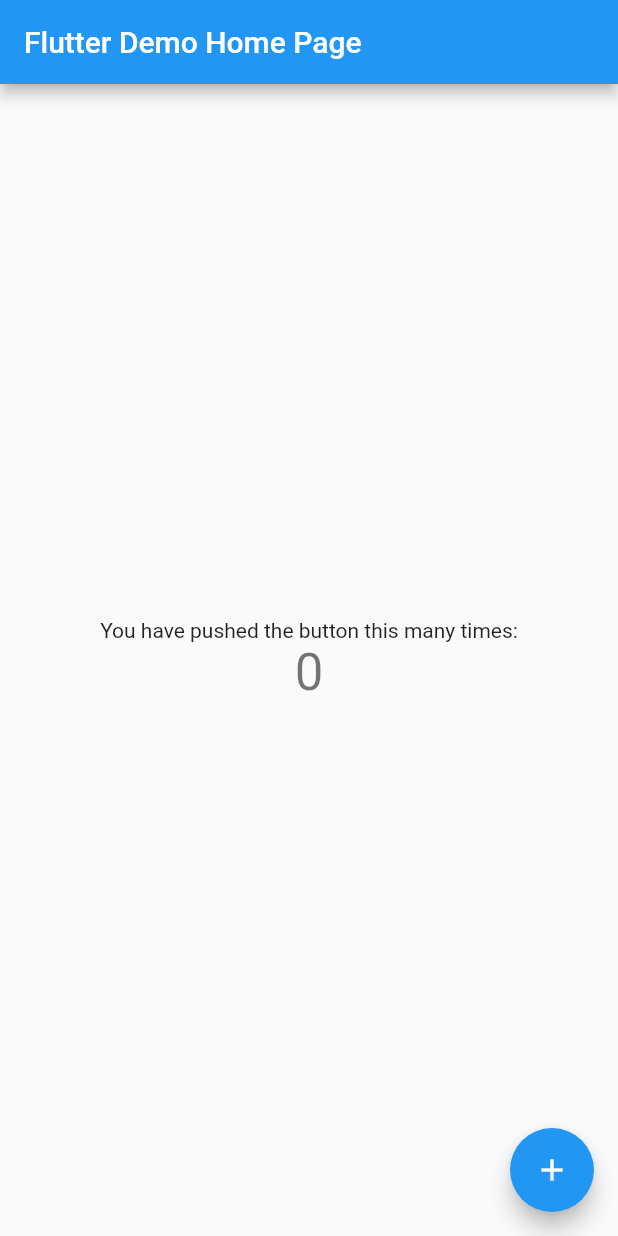
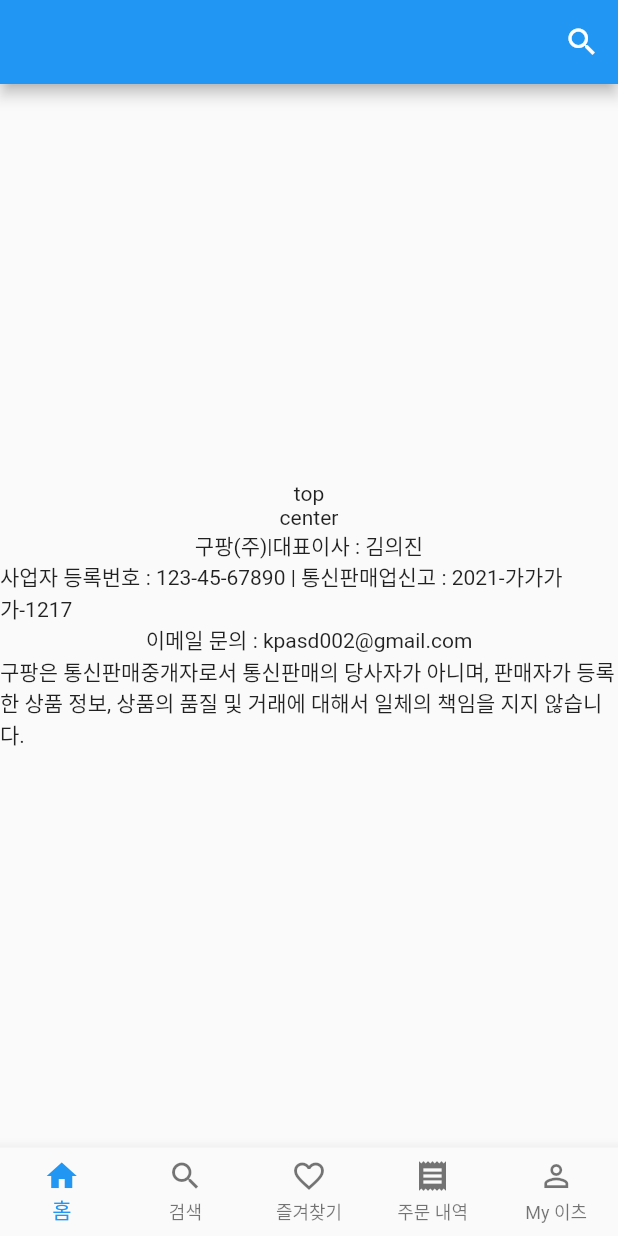
Before and after one commit to Jin-dev92/flutter-coupangEatsClone, a Flutter app: the screen it shows after launch, on a phone screen of 412 x 824 dp. Run offline on Flutter 3.47's test engine with Material 2 defaults, Android fonts, the phone set to English and light mode, and no system bars.

Commit message:
add page (home.dart , favorite.dart , orderHistory.dart,  profile.dart, search.dart) & page Routing

```diff
--- a/lib/main.dart
+++ b/lib/main.dart
@@ -1,46 +1,55 @@
+import 'dart:developer';
 import 'package:flutter/material.dart';
+/*
+*   pages
+* */
+import 'package:coupangeats_clone/page/favorite.dart';
+import 'package:coupangeats_clone/page/home.dart';
+import 'package:coupangeats_clone/page/orderHistory.dart';
+import 'package:coupangeats_clone/page/profile.dart';
+import 'package:coupangeats_clone/page/search.dart';
 
 void main() {
   runApp(const MyApp());
 }
 
+const buttonNavigatorList = <BottomNavigationBarItem>[
+  BottomNavigationBarItem(icon: Icon(Icons.home), label: "홈",),
+  BottomNavigationBarItem(icon: Icon(Icons.search), label: "검색",),
+  BottomNavigationBarItem(icon: Icon(Icons.favorite_border), label: "즐겨찾기",),
+  BottomNavigationBarItem(icon: Icon(Icons.receipt), label: "주문 내역",),
+  BottomNavigationBarItem(icon: Icon(Icons.person_outline), label: "My 이츠",),
+];
+const pages = [
+  Home(),
+  Search(),
+  Favorite(),
+  OrderHistory(),
+  Profile(),
+];
+
 class MyApp extends StatelessWidget {
   const MyApp({Key? key}) : super(key: key);
-
-  // This widget is the root of your application.
+  // log('key:$key')
   @override
   Widget build(BuildContext context) {
     return MaterialApp(
-      title: 'Flutter Demo',
+      title: '쿠팡이츠 클론 앱',
       theme: ThemeData(
-        // This is the theme of your application.
-        //
-        // Try running your application with "flutter run". You'll see the
-        // application has a blue toolbar. Then, without quitting the app, try
-        // changing the primarySwatch below to Colors.green and then invoke
-        // "hot reload" (press "r" in the console where you ran "flutter run",
-        // or simply save your changes to "hot reload" in a Flutter IDE).
-        // Notice that the counter didn't reset back to zero; the application
-        // is not restarted.
         primarySwatch: Colors.blue,
       ),
-      home: const MyHomePage(title: 'Flutter Demo Home Page'),
+      debugShowCheckedModeBanner: false,
+      home: const MyHomePage(title: '쿠팡이츠 클론 앱'),
+/*      routes: {
+        '/search': (context) => const Search(),
+
+      },*/
     );
   }
 }
 
 class MyHomePage extends StatefulWidget {
   const MyHomePage({Key? key, required this.title}) : super(key: key);
-
-  // This widget is the home page of your application. It is stateful, meaning
-  // that it has a State object (defined below) that contains fields that affect
-  // how it looks.
-
-  // This class is the configuration for the state. It holds the values (in this
-  // case the title) provided by the parent (in this case the App widget) and
-  // used by the build method of the State. Fields in a Widget subclass are
-  // always marked "final".
-
   final String title;
 
   @override
@@ -48,68 +57,50 @@
 }
 
 class _MyHomePageState extends State<MyHomePage> {
-  int _counter = 0;
+  var _currentIndex = 0;
 
-  void _incrementCounter() {
-    setState(() {
-      // This call to setState tells the Flutter framework that something has
-      // changed in this State, which causes it to rerun the build method below
-      // so that the display can reflect the updated values. If we changed
-      // _counter without calling setState(), then the build method would not be
-      // called again, and so nothing would appear to happen.
-      _counter++;
-    });
+  @override
+  void initState() {
+    super.initState();
+    log("MyHomePage initState");
+    // 복잡한 로직이나 네트워크 요청은 여기서 수행하여야함.
+  }
+
+  @override
+  void dispose() {
+    super.dispose();
+    log("MyHomePage dispose");
+  }
+
+  void _iconBtnOnPressHandler() {
+    log("NavigatorPush to Search");
+    Navigator.push(
+        context, MaterialPageRoute(builder: (context) => const Search()));
+    // final result = await Navigator.pushNamed(context, "/search"); url을 통한 라우팅 방식
   }
 
   @override
   Widget build(BuildContext context) {
-    // This method is rerun every time setState is called, for instance as done
-    // by the _incrementCounter method above.
-    //
-    // The Flutter framework has been optimized to make rerunning build methods
-    // fast, so that you can just rebuild anything that needs updating rather
-    // than having to individually change instances of widgets.
+    log("MyHomepage build");
     return Scaffold(
       appBar: AppBar(
-        // Here we take the value from the MyHomePage object that was created by
-        // the App.build method, and use it to set our appbar title.
-        title: Text(widget.title),
+        actions: [
+          IconButton(
+            onPressed: _iconBtnOnPressHandler,
+            iconSize: 24,
+            icon: const Icon(Icons.search),
+          ),
+        ],
       ),
-      body: Center(
-        // Center is a layout widget. It takes a single child and positions it
-        // in the middle of the parent.
-        child: Column(
-          // Column is also a layout widget. It takes a list of children and
-          // arranges them vertically. By default, it sizes itself to fit its
-          // children horizontally, and tries to be as tall as its parent.
-          //
-          // Invoke "debug painting" (press "p" in the console, choose the
-          // "Toggle Debug Paint" action from the Flutter Inspector in Android
-          // Studio, or the "Toggle Debug Paint" command in Visual Studio Code)
-          // to see the wireframe for each widget.
-          //
-          // Column has various properties to control how it sizes itself and
-          // how it positions its children. Here we use mainAxisAlignment to
-          // center the children vertically; the main axis here is the vertical
-          // axis because Columns are vertical (the cross axis would be
-          // horizontal).
-          mainAxisAlignment: MainAxisAlignment.center,
-          children: <Widget>[
-            const Text(
-              'You have pushed the button this many times:',
-            ),
-            Text(
-              '$_counter',
-              style: Theme.of(context).textTheme.headline4,
-            ),
-          ],
-        ),
+      body: pages[_currentIndex],
+      bottomNavigationBar: BottomNavigationBar(
+        type: BottomNavigationBarType.fixed,
+        items: buttonNavigatorList,
+        currentIndex: _currentIndex,
+        onTap: (idx) => {
+          setState(() => _currentIndex = idx),
+        },
       ),
-      floatingActionButton: FloatingActionButton(
-        onPressed: _incrementCounter,
-        tooltip: 'Increment',
-        child: const Icon(Icons.add),
-      ), // This trailing comma makes auto-formatting nicer for build methods.
     );
   }
 }
--- /dev/null
+++ b/lib/page/favorite.dart
@@ -0,0 +1,11 @@
+import 'package:flutter/material.dart';
+
+class Favorite extends StatelessWidget {
+  const Favorite({Key? key}) : super(key: key); // 무슨 코드인지 확인 해 볼 것.
+  @override
+  Widget build(BuildContext context) {
+    return Center(
+      child: Text("즐겨찾기"),
+    );
+  }
+}
--- /dev/null
+++ b/lib/page/home.dart
@@ -0,0 +1,53 @@
+import 'dart:developer';
+
+import 'package:flutter/material.dart';
+
+class Home extends StatefulWidget {
+  const Home({Key? key}) : super(key: key);
+
+  @override
+  State<Home> createState() => _HomeState();
+}
+
+class _HomeState extends State<Home> {
+  @override
+  void initState() {
+    super.initState();
+    log("home initState");
+  }
+  @override
+  void dispose() {
+    super.dispose();
+    log("home dispose");
+  }
+  @override
+  Widget build(BuildContext context) {
+    return Center(
+      child: Column(
+        mainAxisAlignment: MainAxisAlignment.center,
+        children: <Widget>[
+          _buildTop(),
+          _buildCenter(),
+          _buildBottom(),
+        ],
+      ),
+    );
+  }
+}
+  Widget _buildTop() {
+    return Text("top");
+  }
+  Widget _buildCenter() {
+    return Text("center");
+  }
+  Widget _buildBottom() {
+    return Column(
+      mainAxisAlignment: MainAxisAlignment.center,
+      children: [
+        Text('구팡(주)|대표이사 : 김의진'),
+        Text('사업자 등록번호 : 123-45-67890 | 통신판매업신고 : 2021-가가가가-1217'),
+        Text('이메일 문의 : kpasd002@gmail.com'),
+        Text('구팡은 통신판매중개자로서 통신판매의 당사자가 아니며, 판매자가 등록한 상품 정보, 상품의 품질 및 거래에 대해서 일체의 책임을 지지 않습니다.'),
+      ],
+    );
+  }
--- /dev/null
+++ b/lib/page/orderHistory.dart
@@ -0,0 +1,11 @@
+import 'package:flutter/material.dart';
+
+class OrderHistory extends StatelessWidget {
+  const OrderHistory({Key? key}) : super(key: key); // 무슨 코드인지 확인 해 볼 것.
+  @override
+  Widget build(BuildContext context) {
+    return Center(
+      child: Text("주문내역"),
+    );
+  }
+}
--- /dev/null
+++ b/lib/page/profile.dart
@@ -0,0 +1,11 @@
+import 'package:flutter/material.dart';
+
+class Profile extends StatelessWidget {
+  const Profile({Key? key}) : super(key: key); // 무슨 코드인지 확인 해 볼 것.
+  @override
+  Widget build(BuildContext context) {
+    return Center(
+      child: Text("마이 잇츠"),
+    );
+  }
+}
--- /dev/null
+++ b/lib/page/search.dart
@@ -0,0 +1,13 @@
+import 'package:flutter/material.dart';
+
+class Search extends StatelessWidget {
+  const Search({Key? key}) : super(key: key); // 무슨 코드인지 확인 해 볼 것.
+  // Search({@required xxx}) xxx는 필수값!
+
+  @override
+  Widget build(BuildContext context) {
+    return Center(
+      child: Text("검색"),
+    );
+  }
+}
```
